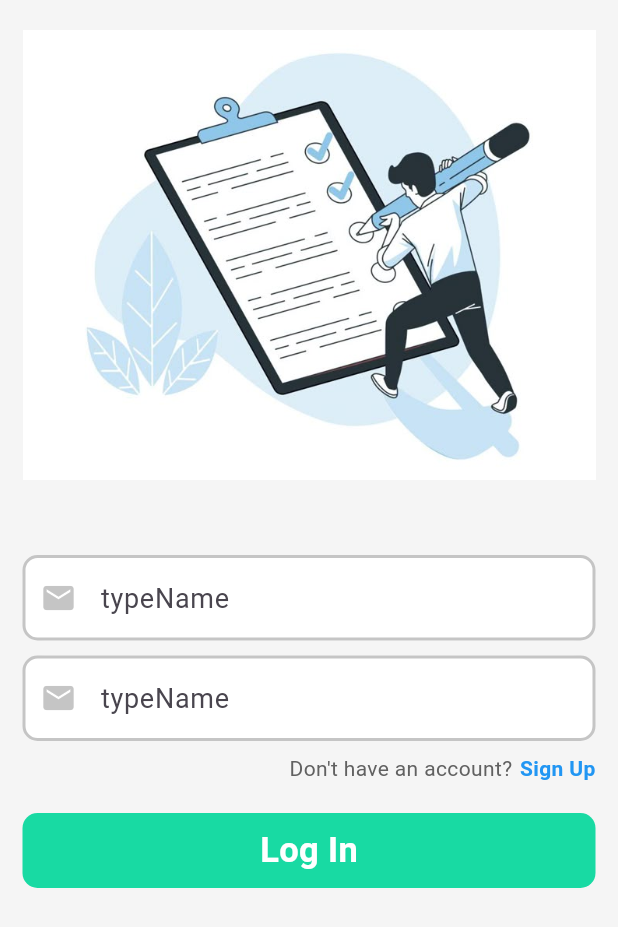
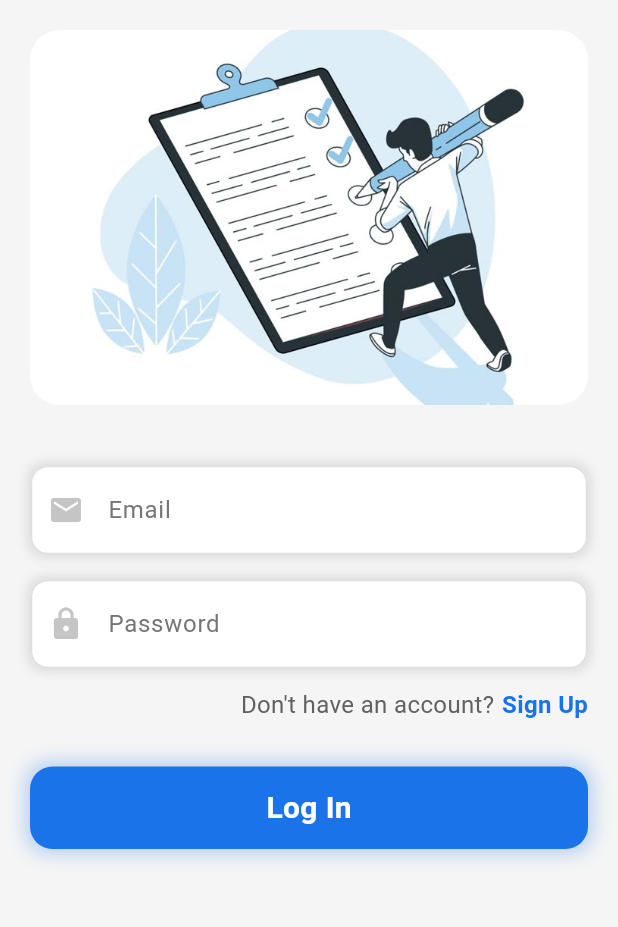
Before and after one commit to huynhthien07/Task-Reminder, a Flutter app: the screen it shows after launch, on a phone screen of 412 x 824 dp. Shown: the top 927 px of the screen. Run offline on Flutter 3.47's test engine with Material 3 defaults, Android fonts, the phone set to English and light mode, and no system bars; our stand-ins replace firebase_auth, firebase_core; accounts and stored records are empty.

Commit message:
Authentication

```diff
--- /dev/null
+++ b/lib/auth/auth_page.dart
@@ -0,0 +1,28 @@
+import 'package:flutter/material.dart';
+import 'package:task_remider_app/screens/SignUp.dart';
+import 'package:task_remider_app/screens/login.dart';
+
+class Auth_Page extends StatefulWidget {
+  const Auth_Page({super.key});
+
+  @override
+  State<Auth_Page> createState() => _Auth_PageState();
+}
+
+class _Auth_PageState extends State<Auth_Page> {
+  bool a = true;
+  void to() {
+    setState(() {
+      a = !a;
+    });
+  }
+
+  @override
+  Widget build(BuildContext context) {
+    if (a) {
+      return LogIN_Screen(to);
+    } else {
+      return SignUp_Screen(to);
+    }
+  }
+}
--- a/lib/const/color.dart
+++ b/lib/const/color.dart
@@ -1,4 +1,4 @@
 import 'package:flutter/material.dart';
 
-Color custom_green = Color(0xff18DAA3);
-Color backgroundColor = Colors.grey.shade100;
+Color primaryColor = Color(0xff1A73E8); // Xanh dương cho giao diện sang trọng
+Color backgroundColor = Colors.grey.shade100; // Màu nền sáng
--- /dev/null
+++ b/lib/data/auth_data.dart
@@ -0,0 +1,30 @@
+import 'package:firebase_auth/firebase_auth.dart';
+
+abstract class AuthenticationDatasource {
+  Future<void> register(String email, String password, String passwordConfirm);
+  Future<void> login(String email, String password);
+}
+
+class AuthenticationRemote extends AuthenticationDatasource {
+  @override
+  Future<void> login(String email, String password) async {
+    await FirebaseAuth.instance.signInWithEmailAndPassword(
+      email: email.trim(),
+      password: password.trim(),
+    );
+  }
+
+  @override
+  Future<void> register(
+    String email,
+    String password,
+    String passwordConfirm,
+  ) async {
+    if (password == passwordConfirm) {
+      await FirebaseAuth.instance.createUserWithEmailAndPassword(
+        email: email.trim(),
+        password: password.trim(),
+      );
+    }
+  }
+}
--- a/lib/main.dart
+++ b/lib/main.dart
@@ -1,7 +1,10 @@
+import 'package:firebase_core/firebase_core.dart';
 import 'package:flutter/material.dart';
-import 'package:task_remider_app/screens/login.dart';
+import 'package:task_remider_app/auth/auth_page.dart';
 
-void main() {
+void main() async {
+  WidgetsFlutterBinding.ensureInitialized();
+  await Firebase.initializeApp();
   runApp(const MyApp());
 }
 
@@ -30,7 +33,7 @@ class MyApp extends StatelessWidget {
         // tested with just a hot reload.
         colorScheme: ColorScheme.fromSeed(seedColor: Colors.deepPurple),
       ),
-      home: LogIN_Screen(),
+      home: Auth_Page(),
     );
   }
 }
--- a/lib/screens/login.dart
+++ b/lib/screens/login.dart
@@ -1,8 +1,10 @@
 import 'package:flutter/material.dart';
 import 'package:task_remider_app/const/color.dart';
+import 'package:task_remider_app/data/auth_data.dart';
 
 class LogIN_Screen extends StatefulWidget {
-  const LogIN_Screen({super.key});
+  final VoidCallback show;
+  LogIN_Screen(this.show, {super.key});
 
   @override
   State<LogIN_Screen> createState() => _LogIN_ScreenState();
@@ -36,13 +38,13 @@ class _LogIN_ScreenState extends State<LogIN_Screen> {
             children: [
               SizedBox(height: 20),
               image(),
-              SizedBox(height: 50),
+              SizedBox(height: 40),
               textfield(email, _focusNode1, 'Email', Icons.email),
-              SizedBox(height: 10),
-              textfield(password, _focusNode2, 'Password', Icons.password),
-              SizedBox(height: 8),
+              SizedBox(height: 16),
+              textfield(password, _focusNode2, 'Password', Icons.lock),
+              SizedBox(height: 12),
               account(),
-              SizedBox(height: 20),
+              SizedBox(height: 30),
               Login_bottom(),
             ],
           ),
@@ -53,21 +55,24 @@ class _LogIN_ScreenState extends State<LogIN_Screen> {
 
   Widget account() {
     return Padding(
-      padding: const EdgeInsets.symmetric(horizontal: 15),
+      padding: const EdgeInsets.symmetric(horizontal: 20),
       child: Row(
         mainAxisAlignment: MainAxisAlignment.end,
         children: [
           Text(
             "Don't have an account?",
-            style: TextStyle(color: Colors.grey[700], fontSize: 14),
+            style: TextStyle(color: Colors.grey[700], fontSize: 16),
           ),
           SizedBox(width: 5),
-          Text(
+          GestureDetector(
+            onTap: widget.show,
+            child: Text(
               'Sign Up',
               style: TextStyle(
-              color: Colors.blue,
-              fontSize: 14,
+                color: primaryColor,
+                fontSize: 16,
                 fontWeight: FontWeight.bold,
+              ),
             ),
           ),
         ],
@@ -77,21 +82,33 @@ class _LogIN_ScreenState extends State<LogIN_Screen> {
 
   Widget Login_bottom() {
     return Padding(
-      padding: const EdgeInsets.symmetric(horizontal: 15),
+      padding: const EdgeInsets.symmetric(horizontal: 20),
+      child: GestureDetector(
+        onTap: () {
+          AuthenticationRemote().login(email.text, password.text);
+        },
         child: Container(
           alignment: Alignment.center,
           width: double.infinity,
-        height: 50,
+          height: 55,
           decoration: BoxDecoration(
-          color: custom_green,
-          borderRadius: BorderRadius.circular(10),
+            color: primaryColor,
+            borderRadius: BorderRadius.circular(15),
+            boxShadow: [
+              BoxShadow(
+                color: primaryColor.withOpacity(0.3),
+                blurRadius: 10,
+                spreadRadius: 3,
+              ),
+            ],
           ),
           child: Text(
             'Log In',
             style: TextStyle(
               color: Colors.white,
-            fontSize: 23,
-            fontWeight: FontWeight.bold,
+              fontSize: 20,
+              fontWeight: FontWeight.w600,
+            ),
           ),
         ),
       ),
@@ -105,30 +122,38 @@ class _LogIN_ScreenState extends State<LogIN_Screen> {
     IconData icons,
   ) {
     return Padding(
-      padding: const EdgeInsets.symmetric(horizontal: 15),
+      padding: const EdgeInsets.symmetric(horizontal: 20),
       child: Container(
         decoration: BoxDecoration(
           color: Colors.white,
-          borderRadius: BorderRadius.circular(15),
+          borderRadius: BorderRadius.circular(12),
+          boxShadow: [
+            BoxShadow(
+              color: Colors.black.withOpacity(0.1),
+              blurRadius: 5,
+              spreadRadius: 2,
+            ),
+          ],
         ),
         child: TextField(
           controller: _controller,
           focusNode: _focusNode,
-          style: TextStyle(fontSize: 18, color: Colors.black),
+          style: TextStyle(fontSize: 16, color: Colors.black),
           decoration: InputDecoration(
             prefixIcon: Icon(
-              Icons.email,
-              color: _focusNode.hasFocus ? custom_green : Color(0xffc5c5c5),
+              icons,
+              color: _focusNode.hasFocus ? primaryColor : Color(0xffc5c5c5),
             ),
-            contentPadding: EdgeInsets.symmetric(horizontal: 15, vertical: 15),
-            hintText: 'typeName',
+            contentPadding: EdgeInsets.symmetric(horizontal: 15, vertical: 18),
+            hintText: typeName,
+            hintStyle: TextStyle(color: Colors.grey[600], fontSize: 16),
             enabledBorder: OutlineInputBorder(
-              borderRadius: BorderRadius.circular(10),
-              borderSide: BorderSide(color: Color(0xffc5c5c5), width: 2.0),
+              borderRadius: BorderRadius.circular(12),
+              borderSide: BorderSide(color: Color(0xffe0e0e0), width: 1.5),
             ),
             focusedBorder: OutlineInputBorder(
-              borderRadius: BorderRadius.circular(10),
-              borderSide: BorderSide(color: custom_green, width: 2.0),
+              borderRadius: BorderRadius.circular(12),
+              borderSide: BorderSide(color: primaryColor, width: 2.5),
             ),
           ),
         ),
@@ -138,15 +163,16 @@ class _LogIN_ScreenState extends State<LogIN_Screen> {
 
   Widget image() {
     return Padding(
-      padding: const EdgeInsets.symmetric(horizontal: 15),
+      padding: const EdgeInsets.symmetric(horizontal: 20),
       child: Container(
         width: double.infinity,
-        height: 300,
+        height: 250,
         decoration: BoxDecoration(
           image: DecorationImage(
             image: AssetImage('images/1.jpg'),
             fit: BoxFit.cover,
           ),
+          borderRadius: BorderRadius.circular(20),
         ),
       ),
     );
--- a/pubspec.yaml
+++ b/pubspec.yaml
@@ -30,6 +30,11 @@ environment:
 dependencies:
   flutter:
     sdk: flutter
+
+  # Firebase SDKs
+  firebase_core: ^2.32.0  # Cập nhật firebase_core lên phiên bản mới
+  firebase_auth: ^4.11.0   # Đảm bảo firebase_auth là phiên bản phù hợp
+  cloud_firestore: ^4.5.0  # Nếu bạn sử dụng Firebase Firestore
 
   # The following adds the Cupertino Icons font to your application.
   # Use with the CupertinoIcons class for iOS style icons.
```
Also changed, not shown: lib/auth/main_page.dart (added, +24 -0 lines), lib/screens/SignUp.dart (+66 -35 lines), lib/screens/home.dart (+10 -0 lines), pubspec.lock, 7 other files. Lines whose indentation alone changed are shown as unchanged.
